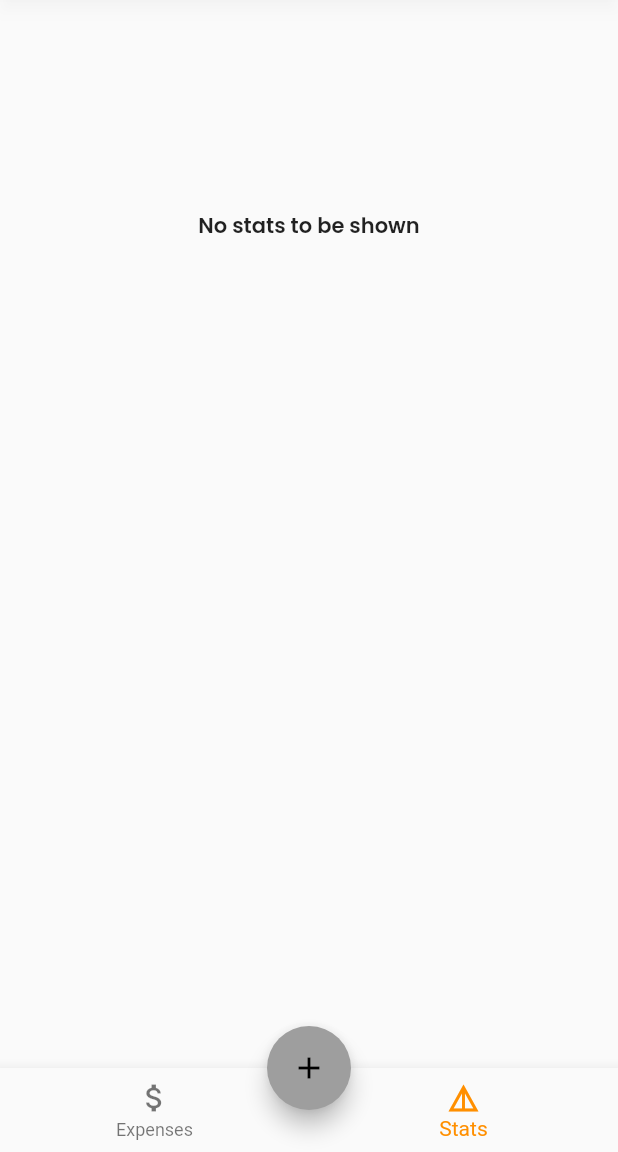
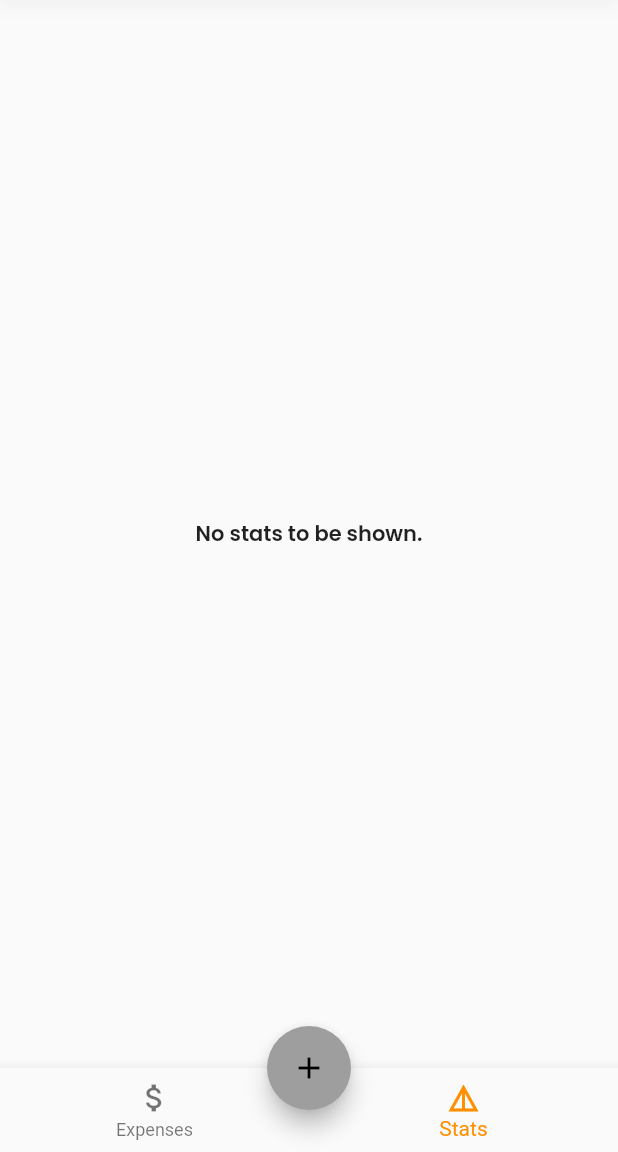
Before and after one commit to sercantor/minance, a Flutter app: the screen it shows after launch, item 2 of the bottom bar chosen, after a tap on the "add" icon, on a phone screen of 412 x 824 dp, the part 84-1236 px from its top. Run offline on Flutter 3.47's test engine with Material 2 defaults, Android fonts, the light colour scheme and no system bars; our stand-ins replace charts_flutter; statements that could not run were skipped.

Commit message:
tidying up, no visibility widget

```diff
--- a/lib/widgets/expense_list_view.dart
+++ b/lib/widgets/expense_list_view.dart
@@ -10,23 +10,9 @@ class ExpenseListView extends StatelessWidget {
   @override
   Widget build(BuildContext context) {
     final expenseProvider = Provider.of<ExpenseProvider>(context);
-    return Column(
-      children: [
-        Visibility(
-          visible: expenseProvider.expenseTypeList.isEmpty ||
-              expenseProvider.expenseAmountList.isEmpty,
-          child: Expanded(
-            child: Center(
-              child: Text(
-                'There are no expenses added, yet.',
-                style: TextStyles.subHeaderTextStyle,
-              ),
-            ),
-          ),
-        ),
-        Expanded(
-          child: Padding(
-            padding: EdgeInsets.all(7.0),
+    return (expenseProvider.expenseAmountList.isNotEmpty)
+        ? Padding(
+            padding: const EdgeInsets.all(10.0),
             child: Align(
               alignment: Alignment.topCenter,
               child: ListView.builder(
@@ -43,7 +29,6 @@ class ExpenseListView extends StatelessWidget {
                       ),
                       key: UniqueKey(),
                       onDismissed: (direction) {
-                        //messy, bad really really bad
                         expenseProvider.subtractFromChartMap(index);
                         expenseProvider.removeFromAmountList(index);
                         expenseProvider.removeFromExpenseTypeList(index);
@@ -60,9 +45,10 @@ class ExpenseListView extends StatelessWidget {
                   },
                   itemCount: expenseProvider.expenseTypeList.length),
             ),
-          ),
-        ),
-      ],
-    );
+          )
+        : Text(
+            'No expenses added, yet.',
+            style: TextStyles.subHeaderTextStyle,
+          );
   }
 }
--- a/lib/widgets/show_expense_dialog.dart
+++ b/lib/widgets/show_expense_dialog.dart
@@ -1,8 +1,6 @@
 import 'package:flutter/material.dart';
 import 'package:minance/providers/expense_page_provider.dart';
-import 'package:minance/providers/navigation_provider.dart';
 import 'package:minance/theme.dart';
-import 'package:minance/widgets/stat_page.dart';
 import 'package:provider/provider.dart';
 import 'package:intl/intl.dart';
 
@@ -15,11 +13,18 @@ class _ShowExpenseDialogState extends State<ShowExpenseDialog> {
   final TextEditingController amountController = TextEditingController();
   final TextEditingController dateTimeController =
       TextEditingController(text: DateFormat('MMMEd').format(DateTime.now()));
+
+  @override
+  void dispose() {
+    amountController.dispose();
+    dateTimeController.dispose();
+    super.dispose();
+  }
+
   @override
   Widget build(BuildContext context) {
     final expenseProvider = Provider.of<ExpenseProvider>(context);
     DateTime selectedDate = DateTime.now();
-    // final navigationProvider = Provider.of<NavigationProvider>(context);
 
     Future<void> _selectDate(BuildContext context) async {
       final DateTime picked = await showDatePicker(
--- a/lib/widgets/stat_page.dart
+++ b/lib/widgets/stat_page.dart
@@ -37,16 +37,8 @@ class StatPage extends StatelessWidget {
         },
       )
     ];
-    return expenseProvider.expenseAmountList.isEmpty
+    return (expenseProvider.expenseAmountList.isNotEmpty)
         ? Container(
-            alignment: Alignment.topCenter,
-            padding: EdgeInsets.only(top: 140.0),
-            child: Text(
-              'No stats to be shown',
-              style: TextStyles.subHeaderTextStyle,
-            ),
-          )
-        : Container(
             height: 400,
             padding: EdgeInsets.all(20),
             child: charts.BarChart(
@@ -59,6 +51,10 @@ class StatPage extends StatelessWidget {
               ],
               barRendererDecorator: new charts.BarLabelDecorator<String>(),
             ),
+          )
+        : Text(
+            'No stats to be shown.',
+            style: TextStyles.subHeaderTextStyle,
           );
     // child: Text('${expenseProvider.expenseAmountList}'));
   }
```
Also changed, not shown: pubspec.lock, 1 other file.
